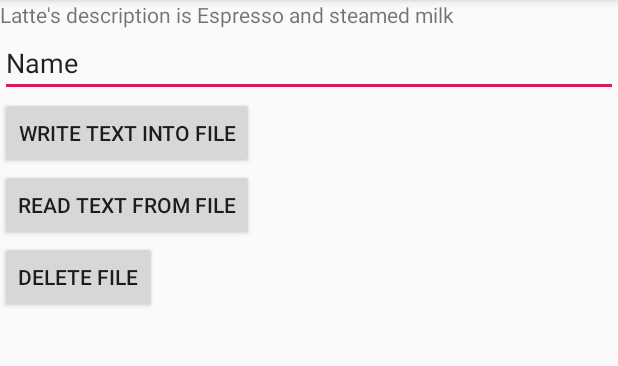
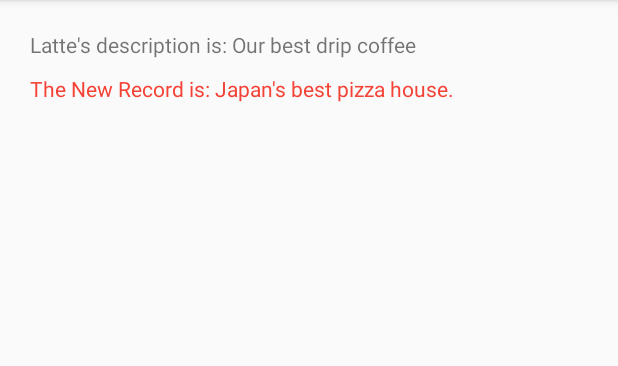
Before and after one commit to dev-rudra/Database, an Android app: the screen it shows after launch (MainActivity), on a phone screen of 412 x 824 dp, the part 84-450 px from its top. Run offline under Robolectric (Android 15) with nearby library versions, the phone set to English and light mode, and no system bars.

Commit message:
new changes updated

```diff
--- a/app/src/main/java/com/example/database/DatabaseHelper.java
+++ b/app/src/main/java/com/example/database/DatabaseHelper.java
@@ -22,6 +22,8 @@ public class DatabaseHelper extends SQLiteOpenHelper {
     @Override
     public void onUpgrade(SQLiteDatabase db, int oldVersion, int newVersion) {
         updateMyDatabase(db, oldVersion, newVersion);
+
+
     }
 
     private void updateMyDatabase(SQLiteDatabase db, int oldVersion, int newVersion) {
@@ -30,14 +32,22 @@ public class DatabaseHelper extends SQLiteOpenHelper {
                     + "NAME TEXT, "
                     + "DESCRIPTION TEXT, "
                     + "IMAGE_RESOURCE_ID INTEGER);");
+
             insertDrink(db, "Latte", "Espresso and steamed milk", 1);
             insertDrink(db, "Cappuccino", "Espresso, hot milk and steamed-milk foam",
                     2);
             insertDrink(db, "Filter", "Our best drip coffee", 3);
+            insertDrink(db, "Miller", "Japan's best pizza house.", 4);
+
         }
         if (oldVersion < 2) {
             db.execSQL("ALTER TABLE DRINK ADD COLUMN FAVORITE NUMERIC;");
         }
+
+        if(oldVersion < 3) {
+            db.execSQL("ALTER TABLE DRINK ADD COLUMN createdBy TEXT;");
+        }
+
     }
 
     private static void insertDrink(SQLiteDatabase db, String name,
--- a/app/src/main/java/com/example/database/MainActivity.java
+++ b/app/src/main/java/com/example/database/MainActivity.java
@@ -22,14 +22,17 @@ public class MainActivity extends AppCompatActivity {
 
     EditText textmsg;
     TextView mainView;
+    TextView newData;
+    TextView errorData;
     static final int READ_BLOCK_SIZE = 100;
 
     @Override
     protected void onCreate(Bundle savedInstanceState) {
         super.onCreate(savedInstanceState);
         setContentView(R.layout.activity_main);
-        textmsg = (EditText)findViewById(R.id.editText);
         mainView = (TextView) findViewById(R.id.mainView);
+        newData = (TextView) findViewById(R.id.newData);
+        errorData = (TextView) findViewById(R.id.errData);
 
         SQLiteOpenHelper dbHelper = new DatabaseHelper(getApplicationContext());
 
@@ -37,59 +40,23 @@ public class MainActivity extends AppCompatActivity {
             SQLiteDatabase db = dbHelper.getReadableDatabase();
             Cursor cursor = db.query ("DRINK",
                     new String[] {"NAME", "DESCRIPTION", "IMAGE_RESOURCE_ID"},
-                    "name = ?",
-                    new String[] {"Latte"},
+                    "NAME = ? ",
+                    new String[] {"Filter"},
                     null, null,null);
             if (cursor.moveToFirst()) {
-                mainView.setText("Latte's description is " + cursor.getString(1));
+                mainView.setText("Latte's description is: " + cursor.getString(1));
+            }
+
+            // for new record
+            Cursor cursor2 = db.query ("DRINK",
+                    new String[] {"NAME", "DESCRIPTION"},
+                    null, null,null,null,null);
+            if (cursor2.moveToLast()) {
+                newData.setText("The New Record is: " + cursor2.getString(1));
             }
         } catch(SQLiteException e) {
-            mainView.setText("SQL error happened:\n" + e.toString());
+            errorData.setText("SQL error happened:\n" + e.toString());
         }
-    }
 
-    public void WriteBtn(View v) {
-        // add-write text into file
-        try {
-            FileOutputStream fileout = openFileOutput("mytextfile.txt", MODE_PRIVATE);
-            OutputStreamWriter outputWriter = new OutputStreamWriter(fileout);
-            outputWriter.write(textmsg.getText().toString());
-            outputWriter.close();
-        } catch (Exception e) {
-            e.printStackTrace();
-        }
-    }
-
-    public void ReadBtn(View v) {
-        //reading text from file
-        try {
-            FileInputStream fileIn = openFileInput("mytextfile.txt");
-            InputStreamReader InputRead = new InputStreamReader(fileIn);
-            char[] inputBuffer = new char[READ_BLOCK_SIZE];
-            String s = ""; int charRead;
-
-            while ((charRead = InputRead.read(inputBuffer))>0) {
-                // char to string conversion
-                String readstring = String.copyValueOf(inputBuffer,0,charRead);
-                s +=readstring;
-            }
-            InputRead.close();
-            mainView.setText(s);
-
-        } catch (Exception e) {
-            e.printStackTrace();
-        }
-    }
-
-    public void DeleteBtn(View v) {
-        // delete file
-        try {
-            String dir = getFilesDir().getAbsolutePath();
-            mainView.setText(dir);
-            File file = new File(dir, "mytextfile.txt");
-            file.delete();
-        } catch (Exception e) {
-            e.printStackTrace();
-        }
     }
 }
--- a/app/src/main/res/layout/activity_main.xml
+++ b/app/src/main/res/layout/activity_main.xml
@@ -4,40 +4,26 @@
     android:layout_width="match_parent"
     android:layout_height="match_parent"
     android:orientation="vertical"
-    tools:context=".MainActivity">
+    tools:context=".MainActivity"
+    android:padding="20dp">
 
     <TextView
         android:id="@+id/mainView"
         android:layout_width="fill_parent"
-        android:layout_height="wrap_content" />
+        android:layout_height="wrap_content"
+        android:layout_marginBottom="10dp"/>
 
-    <EditText
-        android:id="@+id/editText"
+    <TextView
+        android:id="@+id/newData"
         android:layout_width="fill_parent"
         android:layout_height="wrap_content"
-        android:inputType="text"
-        android:text="Name" />
+        android:textColor="#F44336"/>
 
-    <Button
-        android:id="@+id/button1"
-        android:layout_width="wrap_content"
+    <TextView
+        android:id="@+id/errData"
+        android:layout_width="fill_parent"
         android:layout_height="wrap_content"
-        android:onClick="WriteBtn"
-        android:text="Write Text into File" />
-
-    <Button
-        android:id="@+id/button2"
-        android:layout_width="wrap_content"
-        android:layout_height="wrap_content"
-        android:onClick="ReadBtn"
-        android:text="Read Text from File" />
-
-    <Button
-        android:id="@+id/button3"
-        android:layout_width="wrap_content"
-        android:layout_height="wrap_content"
-        android:onClick="DeleteBtn"
-        android:text="Delete File" />
+        android:lineSpacingMultiplier="2.5" />
 
 
 </LinearLayout>
```
